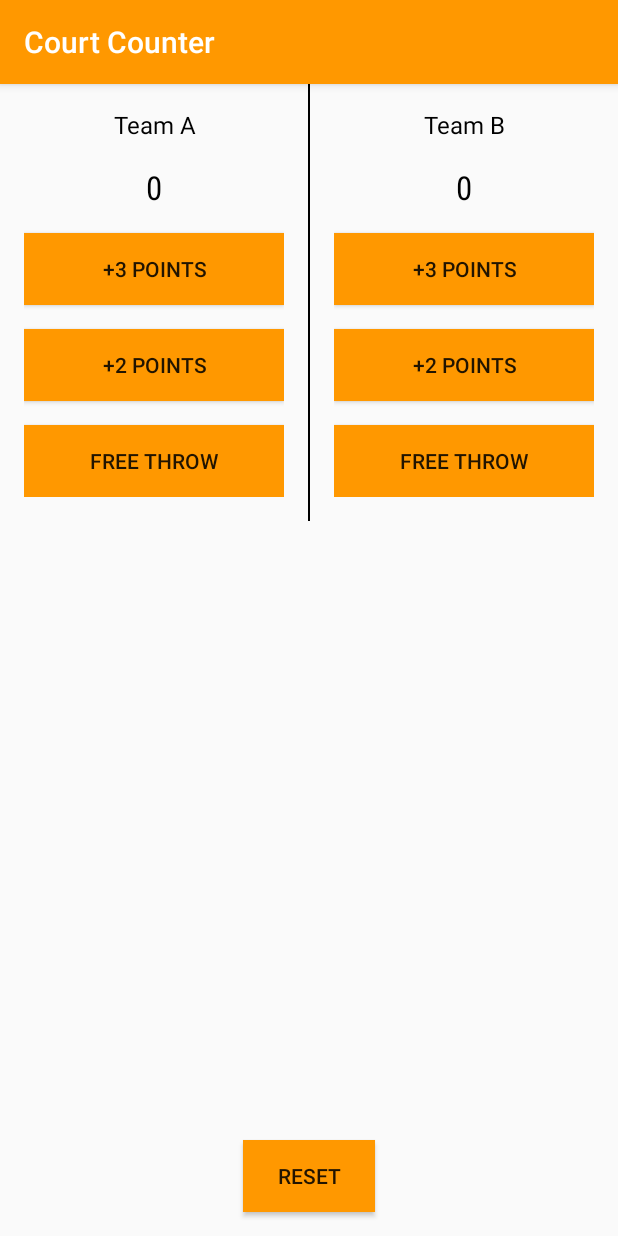
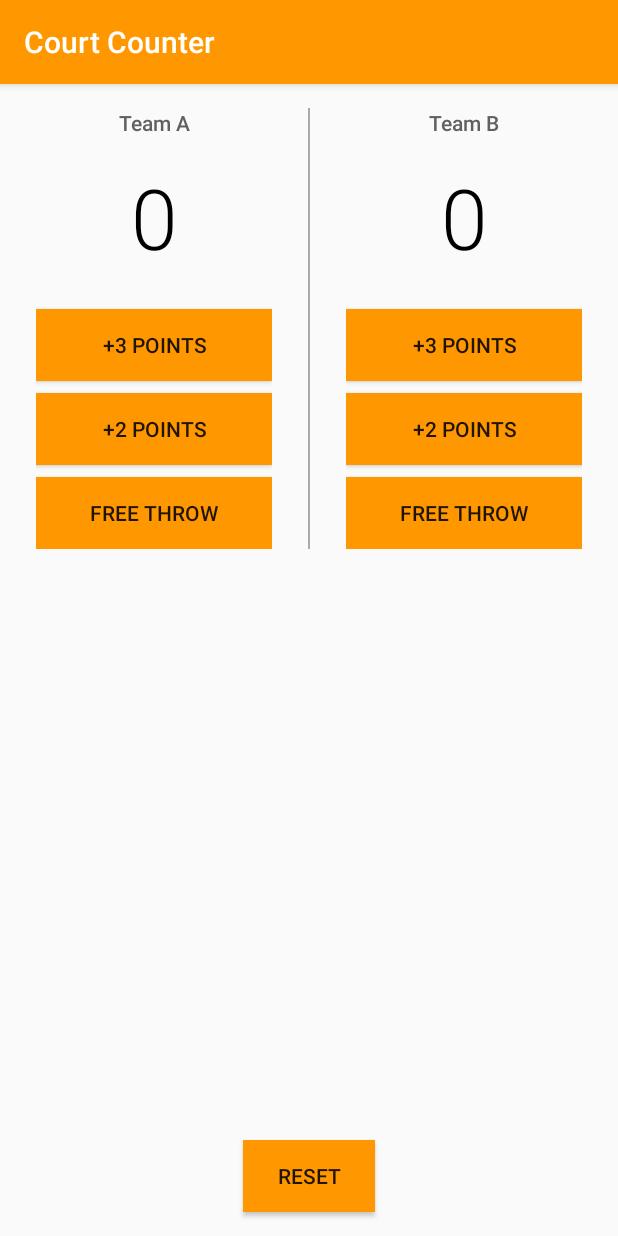
Before and after one commit to AnujDutt2701/AndroidStudyJamWeeklyHomework, an Android app: the screen it shows after launch (MainActivity), on a phone screen of 412 x 824 dp. Run offline under Robolectric (Android 15) with nearby library versions, the phone set to English and light mode, and no system bars.

Commit message:
Make few changes as requested by the mentor.

```diff
--- a/Week 2/CourtCounter/app/src/main/res/layout/activity_main.xml
+++ b/Week 2/CourtCounter/app/src/main/res/layout/activity_main.xml
@@ -4,137 +4,146 @@
     android:layout_width="match_parent"
     android:layout_height="match_parent"
     tools:context="com.example.android.courtcounter.MainActivity">
+
     <LinearLayout
         android:layout_width="match_parent"
         android:layout_height="wrap_content">
+
         <LinearLayout
             android:layout_width="0dp"
             android:layout_height="wrap_content"
+            android:layout_weight="1"
             android:orientation="vertical"
-            android:layout_weight="1"
-            android:padding="16dp">
-            <TextView
-                android:layout_width="match_parent"
-                android:layout_height="wrap_content"
-                android:text="Team A"
-                android:textAlignment="center"
-                android:fontFamily="sans-serif"
-                android:textSize="16sp"
-                android:textColor="@android:color/black"
-                />
+            android:layout_marginTop="16dp"
+            android:layout_marginBottom="16dp"
+            android:layout_marginRight="24dp"
+            android:layout_marginLeft="24dp">
 
             <TextView
                 android:layout_width="match_parent"
                 android:layout_height="wrap_content"
+                android:fontFamily="sans-serif-medium"
+                android:text="Team A"
+                android:textAlignment="center"
+                android:textColor="@color/teamNameColor"
+                android:textSize="14sp" />
+
+            <TextView
+                android:id="@+id/team_a_score"
+                android:layout_width="match_parent"
+                android:layout_height="wrap_content"
+                android:layout_marginTop="16dp"
+                android:fontFamily="sans-serif-light"
                 android:text="0"
-                android:layout_marginTop="16dp"
                 android:textAlignment="center"
-                android:id="@+id/team_a_score"
-                android:fontFamily="sans-serif-condensed"
-                android:textSize="22sp"
-                android:textColor="@android:color/black"/>
+                android:textColor="@color/scoreColor"
+                android:textSize="56sp" />
 
             <Button
+                android:id="@+id/team_a_3_points"
                 android:layout_width="match_parent"
                 android:layout_height="wrap_content"
-                android:text="+3 Points"
-                android:layout_marginTop="16dp"
-                android:id="@+id/team_a_3_points"
+                android:layout_marginTop="24dp"
+                android:background="@color/colorButtonNormal"
                 android:onClick="incrementABy3Points"
-                android:background="#FF9800"/>
+                android:text="+3 Points" />
 
             <Button
+                android:id="@+id/team_a_2_points"
                 android:layout_width="match_parent"
                 android:layout_height="wrap_content"
-                android:text="+2 Points"
-                android:layout_marginTop="16dp"
-                android:id="@+id/team_a_2_points"
+                android:layout_marginTop="8dp"
+                android:background="@color/colorButtonNormal"
                 android:onClick="incrementABy2Points"
-                android:background="#FF9800"/>
+                android:text="+2 Points" />
 
             <Button
+                android:id="@+id/team_a_free_throw"
                 android:layout_width="match_parent"
                 android:layout_height="wrap_content"
-                android:text="Free Throw"
-                android:layout_marginTop="16dp"
-                android:id="@+id/team_a_free_throw"
+                android:layout_marginTop="8dp"
+                android:background="@color/colorButtonNormal"
                 android:onClick="incrementABy1Point"
-                android:background="#FF9800"/>
+                android:text="Free Throw" />
         </LinearLayout>
-        <LinearLayout
+
+        <View
             android:layout_width="1dp"
             android:layout_height="match_parent"
-            android:background="@android:color/black"
-            android:paddingTop="5dp"
-            android:paddingBottom="5dp">
+            android:background="@android:color/darker_gray"
+            android:layout_marginTop="16dp"
+            android:layout_marginBottom="16dp">
 
-        </LinearLayout>
+        </View>
+
         <LinearLayout
             android:layout_width="0dp"
             android:layout_height="match_parent"
+            android:layout_weight="1"
             android:orientation="vertical"
-            android:layout_weight="1"
-            android:padding="16dp">
-            <TextView
-                android:layout_width="match_parent"
-                android:layout_height="wrap_content"
-                android:text="Team B"
-                android:textAlignment="center"
-                android:fontFamily="sans-serif"
-                android:textSize="16sp"
-                android:textColor="@android:color/black"
-                />
+            android:layout_marginTop="16dp"
+            android:layout_marginBottom="16dp"
+            android:layout_marginRight="24dp"
+            android:layout_marginLeft="24dp">
 
             <TextView
                 android:layout_width="match_parent"
                 android:layout_height="wrap_content"
+                android:fontFamily="sans-serif-medium"
+                android:text="Team B"
+                android:textAlignment="center"
+                android:textColor="@color/teamNameColor"
+                android:textSize="14sp" />
+
+            <TextView
+                android:id="@+id/team_b_score"
+                android:layout_width="match_parent"
+                android:layout_height="wrap_content"
+                android:layout_marginTop="16dp"
+                android:fontFamily="sans-serif-light"
                 android:text="0"
-                android:layout_marginTop="16dp"
                 android:textAlignment="center"
-                android:id="@+id/team_b_score"
-                android:fontFamily="sans-serif-condensed"
-                android:textSize="22sp"
-                android:textColor="@android:color/black"/>
+                android:textColor="@color/scoreColor"
+                android:textSize="56sp" />
 
             <Button
+                android:id="@+id/team_b_3_points"
                 android:layout_width="match_parent"
                 android:layout_height="wrap_content"
-                android:text="+3 Points"
-                android:layout_marginTop="16dp"
-                android:id="@+id/team_b_3_points"
+                android:layout_marginTop="24dp"
+                android:background="@color/colorButtonNormal"
                 android:onClick="incrementBBy3Points"
-                android:background="#FF9800"/>
+                android:text="+3 Points" />
 
             <Button
+                android:id="@+id/team_b_2_points"
                 android:layout_width="match_parent"
                 android:layout_height="wrap_content"
-                android:text="+2 Points"
-                android:layout_marginTop="16dp"
-                android:id="@+id/team_b_2_points"
+                android:layout_marginTop="8dp"
+                android:background="@color/colorButtonNormal"
                 android:onClick="incrementBBy2Points"
-                android:background="#FF9800"/>
+                android:text="+2 Points" />
 
             <Button
+                android:id="@+id/team_b_free_throw"
                 android:layout_width="match_parent"
                 android:layout_height="wrap_content"
-                android:text="Free Throw"
-                android:layout_marginTop="16dp"
-                android:id="@+id/team_b_free_throw"
+                android:layout_marginTop="8dp"
+                android:background="@color/colorButtonNormal"
                 android:onClick="incrementBBy1Point"
-                android:background="#FF9800"/>
+                android:text="Free Throw" />
         </LinearLayout>
     </LinearLayout>
 
     <Button
         android:layout_width="wrap_content"
         android:layout_height="wrap_content"
-        android:padding="8dp"
-        android:layout_margin="16dp"
-        android:onClick="resetBothScores"
-        android:text="RESET"
         android:layout_alignParentBottom="true"
         android:layout_centerHorizontal="true"
-        android:background="#FF9800"
-    />
+        android:layout_margin="16dp"
+        android:background="@color/colorButtonNormal"
+        android:onClick="resetBothScores"
+        android:padding="8dp"
+        android:text="RESET" />
 
-    </RelativeLayout>
+</RelativeLayout>
--- a/Week 2/CourtCounter/app/src/main/res/values/colors.xml
+++ b/Week 2/CourtCounter/app/src/main/res/values/colors.xml
@@ -3,4 +3,7 @@
     <color name="colorPrimary">#FF9800</color>
     <color name="colorPrimaryDark">#F57C00</color>
     <color name="colorAccent">#FF5722</color>
+    <color name="teamNameColor">#616161</color>
+    <color name="scoreColor">#000000</color>
+    <color name="colorButtonNormal">#FF9800</color>
 </resources>
--- a/Week 2/JustJava/app/src/main/java/com/example/android/justjava/MainActivity.java
+++ b/Week 2/JustJava/app/src/main/java/com/example/android/justjava/MainActivity.java
@@ -5,8 +5,6 @@ import android.support.v7.app.ActionBarActivity;
 import android.view.View;
 import android.widget.EditText;
 import android.widget.TextView;
-
-import junit.framework.Test;
 
 import java.text.NumberFormat;
 
@@ -26,16 +24,13 @@ public class MainActivity extends ActionBarActivity {
      * This method is called when the order button is clicked.
      */
     public void submitOrder(View view) {
-        //EditText quantityEditText = (EditText) findViewById(R.id.)
-        //displayPrice(quantity*5);
-        String priceMessage="Free";
-        displayMessage(priceMessage);
+        displayPrice(quantity*5);
     }
 
     /**
      * This method displays the given quantity value on the screen.
      */
-    private void display(int number) {
+    private void displayQuantity(int number) {
         TextView quantityTextView = (TextView) findViewById(
                 R.id.quantity_text_view);
         quantityTextView.setText("" + number);
@@ -54,7 +49,7 @@ public class MainActivity extends ActionBarActivity {
     public void increment(View view) {
         //EditText quantityEditText = (EditText) findViewById(R.id.)
         quantity++;
-        display(quantity);
+        displayQuantity(quantity);
     }
 
     /**
@@ -62,8 +57,10 @@ public class MainActivity extends ActionBarActivity {
      */
     public void decrement(View view) {
         //EditText quantityEditText = (EditText) findViewById(R.id.)
-        quantity--;
-        display(quantity);
+        if(quantity > 0) {
+            quantity--;
+        }
+            displayQuantity(quantity);
     }
 
     /**
```
Also changed, not shown: Week 2/CourtCounter/app/src/main/java/com/example/android/courtcounter/MainActivity.java (+35 -0 lines), Week 2/CourtCounter/app/src/main/res/values/styles.xml (line endings or trailing spaces).
